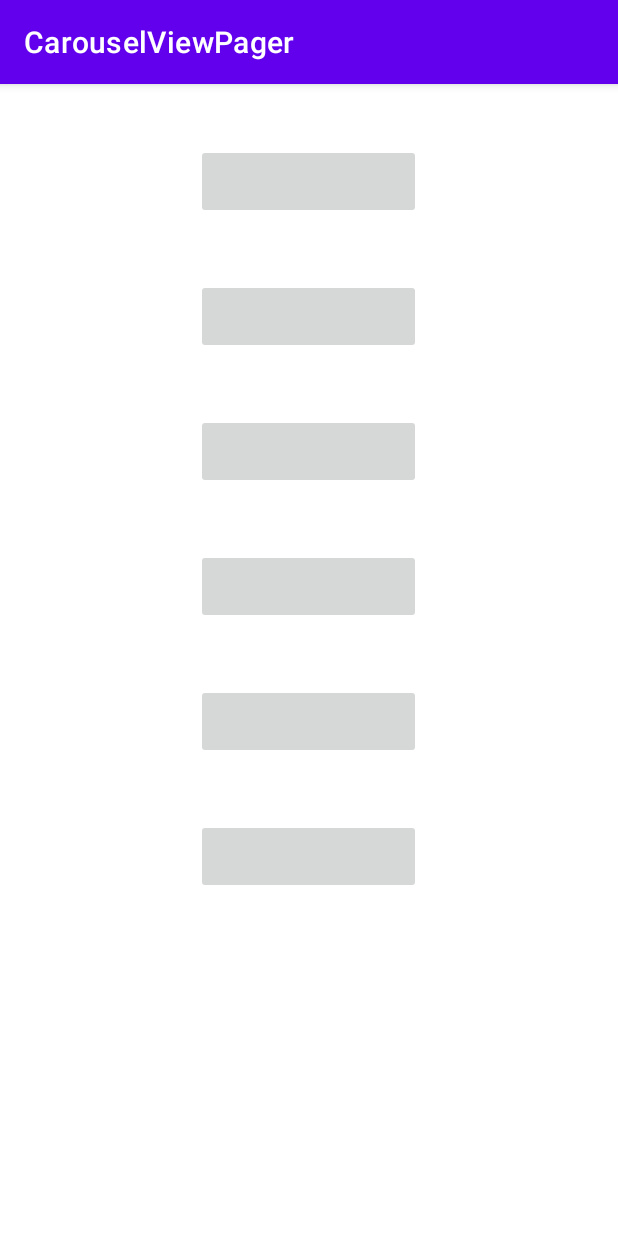
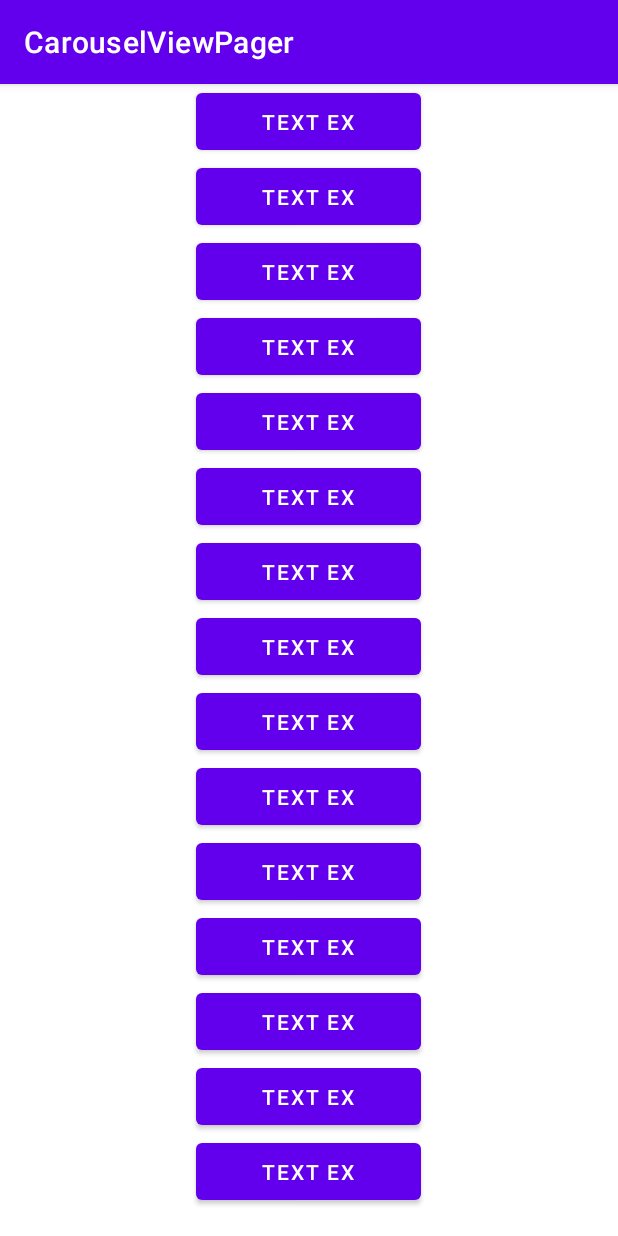
Before and after one commit to kfjohnny2/CarouselViewPager, an Android app: the screen it shows after launch (MainActivity), on a phone screen of 412 x 824 dp. Run offline under Robolectric (Android 15) with nearby library versions, the phone set to English and light mode, and no system bars; our stand-ins replace data binding.

Commit message:
ongoing work

```diff
--- a/app/src/main/java/com/johnnylee/carouselviewpager/MainActivity.kt
+++ b/app/src/main/java/com/johnnylee/carouselviewpager/MainActivity.kt
@@ -30,7 +30,15 @@ class MainActivity : AppCompatActivity(), LifecycleOwner, View.OnClickListener {
         binding.button4.setOnClickListener(this)
         binding.button5.setOnClickListener(this)
         binding.button6.setOnClickListener(this)
-
+        binding.button7.setOnClickListener(this)
+        binding.button8.setOnClickListener(this)
+        binding.button9.setOnClickListener(this)
+        binding.button10.setOnClickListener(this)
+        binding.button11.setOnClickListener(this)
+        binding.button12.setOnClickListener(this)
+        binding.button13.setOnClickListener(this)
+        binding.button14.setOnClickListener(this)
+        binding.button15.setOnClickListener(this)
     }
 
     //--------------- Helper methods ------------------
@@ -46,14 +54,10 @@ class MainActivity : AppCompatActivity(), LifecycleOwner, View.OnClickListener {
 
             ToolTipDialog(this@MainActivity)
                 .title("Dialog can point up!")
-                .pointTo(
-                    location[0] + v.width / 2,
-                    location[1] + (v.height / 2) + ScreenUtils.getSoftMenuHeight(this@MainActivity),
-                    ToolTipDialog.Position.ABOVE
-                )
                 .content("This is pointing up to the button you just clicked")
                 .addPeekThroughView(v)
                 .subtitle("Tooltip with arrow")
+                .setYPosition(15000)
                 .show()
         }
     }
--- a/app/src/main/res/layout/activity_main2.xml
+++ b/app/src/main/res/layout/activity_main2.xml
@@ -17,56 +17,137 @@
             android:dividerPadding="50dp"
             android:gravity="center_horizontal">
 
-            <ImageButton
+            <Button
                 android:id="@+id/button"
                 android:layout_width="150dp"
                 android:layout_height="50dp"
-                android:layout_marginTop="40dp"
+                app:layout_constraintEnd_toEndOf="parent"
+                app:layout_constraintStart_toStartOf="parent"
+                app:layout_constraintTop_toTopOf="parent"
+                android:text="Text ex"/>
+
+            <Button
+                android:id="@+id/button2"
+                android:layout_width="150dp"
+                android:layout_height="50dp"
+                app:layout_constraintEnd_toEndOf="parent"
+                app:layout_constraintStart_toStartOf="parent"
+                android:text="Text ex"
+                app:layout_constraintTop_toTopOf="parent" />
+
+            <Button
+                android:id="@+id/button3"
+                android:layout_width="150dp"
+                android:layout_height="50dp"
+                app:layout_constraintEnd_toEndOf="parent"
+                app:layout_constraintStart_toStartOf="parent"
+                android:text="Text ex"
+                app:layout_constraintTop_toTopOf="parent" />
+
+            <Button
+                android:id="@+id/button4"
+                android:layout_width="150dp"
+                android:layout_height="50dp"
+                app:layout_constraintEnd_toEndOf="parent"
+                app:layout_constraintStart_toStartOf="parent"
+                android:text="Text ex"
+                app:layout_constraintTop_toTopOf="parent" />
+
+            <Button
+                android:id="@+id/button5"
+                android:layout_width="150dp"
+                android:layout_height="50dp"
+                app:layout_constraintEnd_toEndOf="parent"
+                app:layout_constraintStart_toStartOf="parent"
+                android:text="Text ex"
+                app:layout_constraintTop_toTopOf="parent" />
+
+            <Button
+                android:id="@+id/button6"
+                android:layout_width="150dp"
+                android:layout_height="50dp"
+                app:layout_constraintEnd_toEndOf="parent"
+                app:layout_constraintStart_toStartOf="parent"
+                android:text="Text ex"
+                app:layout_constraintTop_toTopOf="parent" />
+
+            <Button
+                android:id="@+id/button7"
+                android:layout_width="150dp"
+                android:layout_height="50dp"
+                app:layout_constraintEnd_toEndOf="parent"
+                app:layout_constraintStart_toStartOf="parent"
+                android:text="Text ex"
+                app:layout_constraintTop_toTopOf="parent" />
+
+            <Button
+                android:id="@+id/button8"
+                android:layout_width="150dp"
+                android:layout_height="50dp"
+                app:layout_constraintEnd_toEndOf="parent"
+                android:text="Text ex"
+                app:layout_constraintStart_toStartOf="parent"
+                app:layout_constraintTop_toTopOf="parent" />
+
+            <Button
+                android:id="@+id/button9"
+                android:layout_width="150dp"
+                android:layout_height="50dp"
+                app:layout_constraintEnd_toEndOf="parent"
+                android:text="Text ex"
+                app:layout_constraintStart_toStartOf="parent"
+                app:layout_constraintTop_toTopOf="parent" />
+
+            <Button
+                android:id="@+id/button10"
+                android:layout_width="150dp"
+                android:layout_height="50dp"
+                app:layout_constraintEnd_toEndOf="parent"
+                android:text="Text ex"
+                app:layout_constraintStart_toStartOf="parent"
+                app:layout_constraintTop_toTopOf="parent" />
+
+            <Button
+                android:id="@+id/button11"
+                android:layout_width="150dp"
+                android:layout_height="50dp"
+                app:layout_constraintEnd_toEndOf="parent"
+                android:text="Text ex"
+                app:layout_constraintStart_toStartOf="parent"
+                app:layout_constraintTop_toTopOf="parent" />
+
+            <Button
+                android:id="@+id/button12"
+                android:layout_width="150dp"
+                android:layout_height="50dp"
+                android:text="Text ex"
                 app:layout_constraintEnd_toEndOf="parent"
                 app:layout_constraintStart_toStartOf="parent"
                 app:layout_constraintTop_toTopOf="parent" />
 
-            <ImageButton
-                android:id="@+id/button2"
+            <Button
+                android:id="@+id/button13"
                 android:layout_width="150dp"
                 android:layout_height="50dp"
-                android:layout_marginTop="40dp"
+                android:text="Text ex"
                 app:layout_constraintEnd_toEndOf="parent"
                 app:layout_constraintStart_toStartOf="parent"
                 app:layout_constraintTop_toTopOf="parent" />
 
-            <ImageButton
-                android:id="@+id/button3"
+            <Button
+                android:id="@+id/button14"
                 android:layout_width="150dp"
+                android:text="Text ex"
                 android:layout_height="50dp"
-                android:layout_marginTop="40dp"
                 app:layout_constraintEnd_toEndOf="parent"
                 app:layout_constraintStart_toStartOf="parent"
                 app:layout_constraintTop_toTopOf="parent" />
 
-            <ImageButton
-                android:id="@+id/button4"
+            <Button
+                android:id="@+id/button15"
                 android:layout_width="150dp"
                 android:layout_height="50dp"
-                android:layout_marginTop="40dp"
-                app:layout_constraintEnd_toEndOf="parent"
-                app:layout_constraintStart_toStartOf="parent"
-                app:layout_constraintTop_toTopOf="parent" />
-
-            <ImageButton
-                android:id="@+id/button5"
-                android:layout_width="150dp"
-                android:layout_height="50dp"
-                android:layout_marginTop="40dp"
-                app:layout_constraintEnd_toEndOf="parent"
-                app:layout_constraintStart_toStartOf="parent"
-                app:layout_constraintTop_toTopOf="parent" />
-
-            <ImageButton
-                android:id="@+id/button6"
-                android:layout_width="150dp"
-                android:layout_height="50dp"
-                android:layout_marginTop="40dp"
+                android:text="Text ex"
                 app:layout_constraintEnd_toEndOf="parent"
                 app:layout_constraintStart_toStartOf="parent"
                 app:layout_constraintTop_toTopOf="parent" />
```
